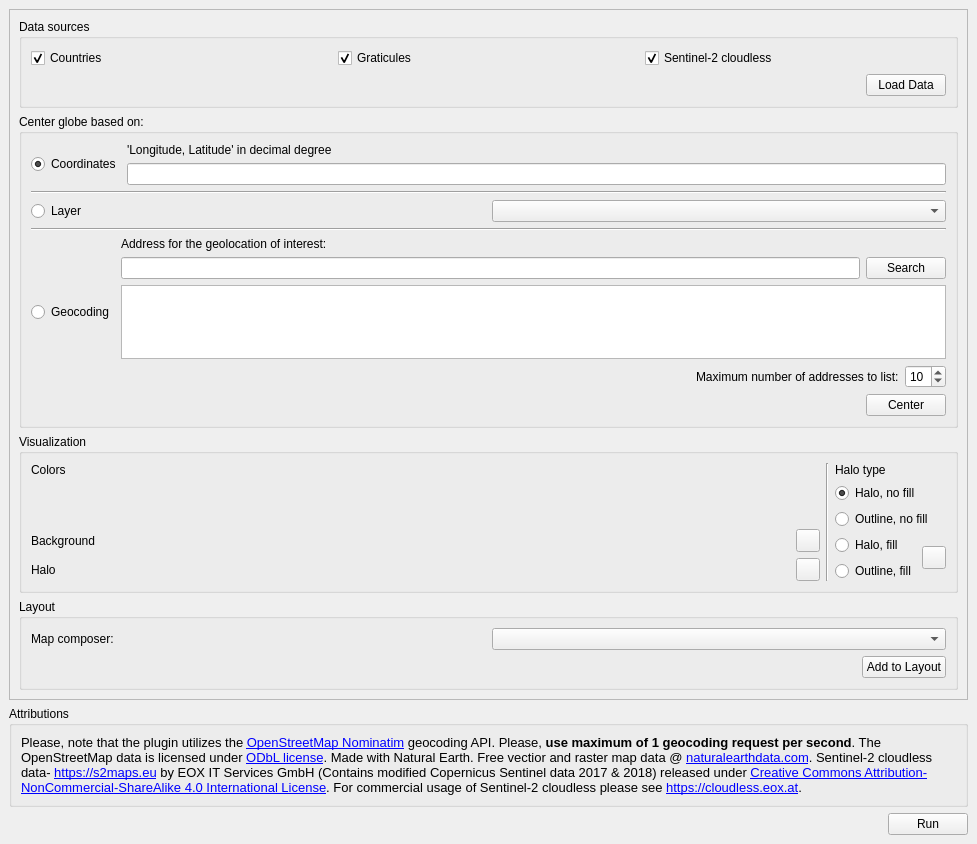
The window that globe_builder_dockwidget_base.ui (GispoCoding/GlobeBuilder) describes before a commit, drawn with Qt 5.
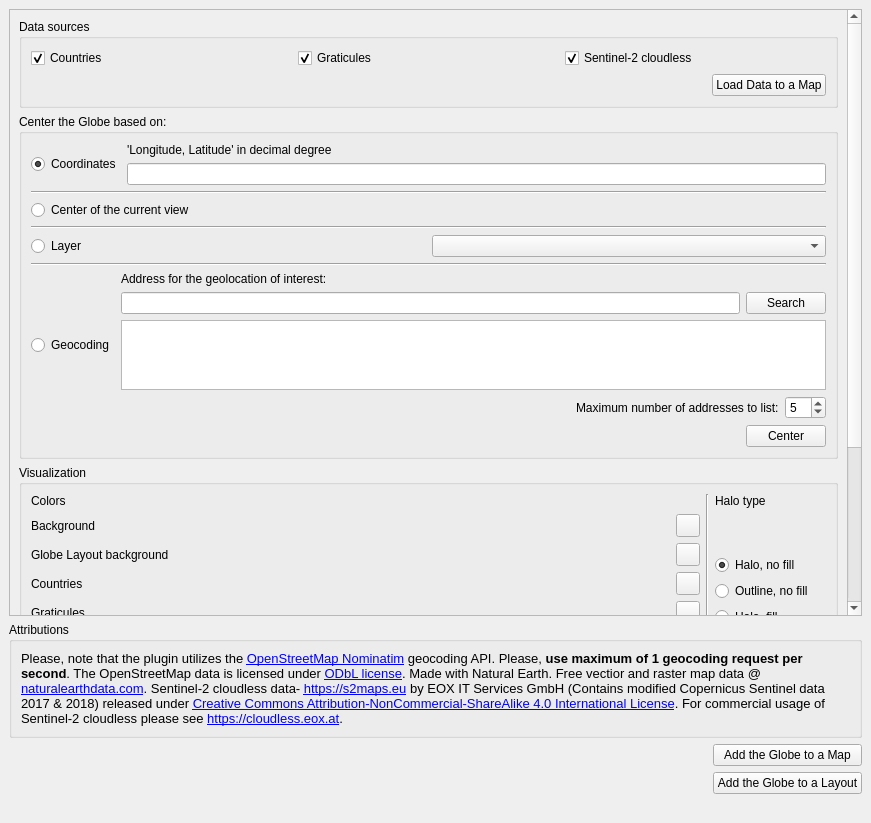
The same window after the commit. Custom widgets are drawn as their Qt base class.

Commit message: Fix layout adding with different origin and improve UI

The edit to the form file:
```diff
--- a/globe_builder_dockwidget_base.ui
+++ b/globe_builder_dockwidget_base.ui
@@ -6,8 +6,8 @@
    <rect>
        <x>0</x>
        <y>0</y>
-       <width>977</width>
-       <height>844</height>
+       <width>871</width>
+       <height>823</height>
    </rect>
   </property>
   <property name="floating">
@@ -17,7 +17,7 @@
    <string>Globe Builder</string>
   </property>
      <widget class="QWidget" name="dockWidgetContents">
-         <layout class="QVBoxLayout" name="verticalLayout_19">
+         <layout class="QVBoxLayout" name="verticalLayout_20">
              <item>
                  <layout class="QVBoxLayout" name="verticalLayoutMain" stretch="0,0,0">
                      <property name="sizeConstraint">
@@ -32,9 +32,9 @@
                                  <property name="geometry">
                                      <rect>
                                          <x>0</x>
-                                         <y>-140</y>
-                                         <width>941</width>
-                                         <height>796</height>
+                                         <y>-298</y>
+                                         <width>835</width>
+                                         <height>874</height>
                                      </rect>
                                  </property>
                                  <layout class="QVBoxLayout" name="verticalLayout_10">
@@ -103,7 +103,7 @@
                    <item>
                     <widget class="QPushButton" name="pushButtonLoadData">
                      <property name="text">
-                      <string>Load Data</string>
+                         <string>Load Data to a Map</string>
                      </property>
                     </widget>
                    </item>
@@ -122,7 +122,7 @@
              <bool>true</bool>
             </property>
             <property name="title">
-             <string>Center globe based on:</string>
+                <string>Center the Globe based on:</string>
             </property>
             <property name="flat">
              <bool>false</bool>
@@ -168,6 +168,20 @@
                  </property>
                 </widget>
                </item>
+                  <item>
+                      <widget class="QRadioButton" name="radioButtonCenter">
+                          <property name="text">
+                              <string>Center of the current view</string>
+                          </property>
+                      </widget>
+                  </item>
+                  <item>
+                      <widget class="Line" name="line_4">
+                          <property name="orientation">
+                              <enum>Qt::Horizontal</enum>
+                          </property>
+                      </widget>
+                  </item>
                <item>
                 <layout class="QHBoxLayout" name="horizontalLayout_12">
                  <item>
@@ -270,11 +284,11 @@
                         <number>1</number>
                        </property>
                        <property name="maximum">
-                        <number>40</number>
-                       </property>
-                       <property name="value">
                         <number>10</number>
                        </property>
+                       <property name="value">
+                           <number>5</number>
+                       </property>
                       </widget>
                      </item>
                     </layout>
@@ -356,6 +370,27 @@
                        </property>
                       </widget>
                      </item>
+                           <item>
+                               <widget class="QLabel" name="label">
+                                   <property name="text">
+                                       <string>Globe Layout background</string>
+                                   </property>
+                               </widget>
+                           </item>
+                           <item>
+                               <widget class="QLabel" name="label_7">
+                                   <property name="text">
+                                       <string>Countries</string>
+                                   </property>
+                               </widget>
+                           </item>
+                           <item>
+                               <widget class="QLabel" name="label_12">
+                                   <property name="text">
+                                       <string>Graticules</string>
+                                   </property>
+                               </widget>
+                           </item>
                      <item>
                       <widget class="QLabel" name="label_11">
                        <property name="text">
@@ -387,6 +422,27 @@
                        </property>
                       </widget>
                      </item>
+                           <item>
+                               <widget class="QgsColorButton" name="mColorButtonLayoutBackground">
+                                   <property name="allowOpacity">
+                                       <bool>true</bool>
+                                   </property>
+                               </widget>
+                           </item>
+                           <item>
+                               <widget class="QgsColorButton" name="mColorButtonCountries">
+                                   <property name="allowOpacity">
+                                       <bool>true</bool>
+                                   </property>
+                               </widget>
+                           </item>
+                           <item>
+                               <widget class="QgsColorButton" name="mColorButtonGraticules">
+                                   <property name="allowOpacity">
+                                       <bool>true</bool>
+                                   </property>
+                               </widget>
+                           </item>
                      <item>
                       <widget class="QgsColorButton" name="mColorButtonHalo">
                        <property name="allowOpacity">
@@ -475,6 +531,37 @@
                </item>
               </layout>
              </item>
+                <item>
+                    <widget class="Line" name="line_5">
+                        <property name="orientation">
+                            <enum>Qt::Horizontal</enum>
+                        </property>
+                    </widget>
+                </item>
+                <item>
+                    <layout class="QHBoxLayout" name="horizontalLayout_14">
+                        <item>
+                            <spacer name="horizontalSpacer_6">
+                                <property name="orientation">
+                                    <enum>Qt::Horizontal</enum>
+                                </property>
+                                <property name="sizeHint" stdset="0">
+                                    <size>
+                                        <width>40</width>
+                                        <height>20</height>
+                                    </size>
+                                </property>
+                            </spacer>
+                        </item>
+                        <item>
+                            <widget class="QPushButton" name="pushButtonApplyVisualizations">
+                                <property name="text">
+                                    <string>Apply</string>
+                                </property>
+                            </widget>
+                        </item>
+                    </layout>
+                </item>
             </layout>
            </widget>
           </item>
@@ -503,30 +590,26 @@
                                                                  </item>
                                                              </layout>
                                                          </item>
-                                                         <item>
-                                                             <layout class="QHBoxLayout" name="horizontalLayout_14">
-                                                                 <item>
-                                                                     <spacer name="horizontalSpacer_6">
-                                                                         <property name="orientation">
-                                                                             <enum>Qt::Horizontal</enum>
-                                                                         </property>
-                                                                         <property name="sizeHint" stdset="0">
-                                                                             <size>
-                                                                                 <width>40</width>
-                                                                                 <height>20</height>
-                                                                             </size>
-                                                                         </property>
-                                                                     </spacer>
-                                                                 </item>
-                                                                 <item>
-                                                                     <widget class="QPushButton"
-                                                                             name="pushButtonAddToLayout">
-                                                                         <property name="text">
-                                                                             <string>Add to Layout</string>
-                                                                         </property>
-                                                                     </widget>
-                                                                 </item>
-                                                             </layout>
+                                                     </layout>
+                                                 </item>
+                                                 <item>
+                                                     <layout class="QHBoxLayout" name="horizontalLayout_15">
+                                                         <item>
+                                                             <widget class="QCheckBox" name="checkBoxIntCountries">
+                                                                 <property name="text">
+                                                                     <string>Color for Countries intersecting the
+                                                                         current view
+                                                                     </string>
+                                                                 </property>
+                                                             </widget>
+                                                         </item>
+                                                         <item>
+                                                             <widget class="QgsColorButton"
+                                                                     name="mColorButtonIntCountries">
+                                                                 <property name="allowOpacity">
+                                                                     <bool>true</bool>
+                                                                 </property>
+                                                             </widget>
                                                          </item>
                                                      </layout>
                                                  </item>
@@ -607,15 +690,33 @@
          </spacer>
         </item>
         <item>
+               <layout class="QVBoxLayout" name="verticalLayout_19">
+                   <item>
          <widget class="QPushButton" name="pushButtonRun">
           <property name="text">
-           <string>Run</string>
+                               <string>Add the Globe to a Map</string>
           </property>
          </widget>
         </item>
+                   <item>
+                       <widget class="QPushButton" name="pushButtonAddToLayout">
+                           <property name="text">
+                               <string>Add the Globe to a Layout</string>
+                           </property>
+                       </widget>
+                   </item>
        </layout>
       </item>
      </layout>
+      </item>
+                 </layout>
+             </item>
+             <item>
+                 <widget class="QLabel" name="label_9">
+                     <property name="text">
+                         <string/>
+                     </property>
+                 </widget>
     </item>
    </layout>
   </widget>
```
Lines whose indentation alone changed are shown as unchanged. The commit also changes 4 other files.
